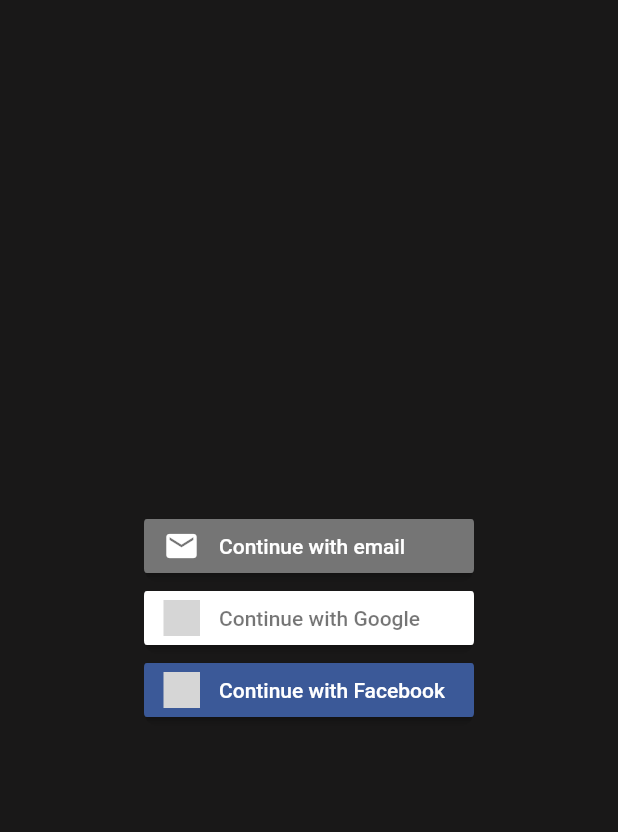
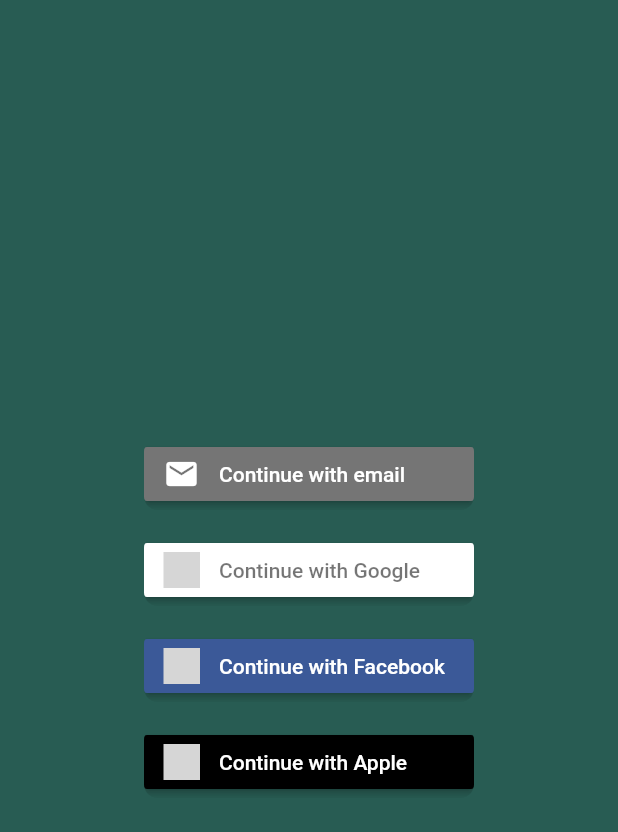
Before and after one commit to dawirashid/login_ui_01, a Flutter app: the screen it shows after launch, on a phone screen of 412 x 824 dp. Shown: the top 832 px of the screen. Run offline on Flutter 3.47's test engine with Material 2 defaults, Android fonts, the phone set to English and light mode, and no system bars; our stand-ins replace flutter_signin_button; grey boxes are pictures that could not be loaded.

Commit message:
add Apple button

```diff
--- a/lib/HomePage.dart
+++ b/lib/HomePage.dart
@@ -14,33 +14,54 @@
   @override
   Widget build(BuildContext context) {
     return Scaffold(
-      backgroundColor: const Color(0xeb050404),
+      backgroundColor: const Color(0xeb164e44),
       body: Center(
         child: Column(
           mainAxisAlignment: MainAxisAlignment.center,
           children: [
-            ClipRRect(
+            Padding(
+              padding: const EdgeInsets.all(8.0),
+              child: ClipRRect(
                 borderRadius: const BorderRadius.all(Radius.circular(9)),
+                // box curves
                 child: SignInButton(
                   Buttons.Email,
                   text: 'Continue with email',
-                onPressed: (){},
+                  onPressed: () {},
                 ),
               ),
-            ClipRRect(
+            ),
+            Padding(
+              padding: const EdgeInsets.all(8.0),
+              child: ClipRRect(
                 borderRadius: const BorderRadius.all(Radius.circular(9)),
                 child: SignInButton(
                   Buttons.Google,
                   text: 'Continue with Google ',
-                onPressed: (){},
+                  onPressed: () {},
                 ),
               ),
-            ClipRRect(
+            ),
+            Padding(
+              padding: const EdgeInsets.all(8.0),
+              child: ClipRRect(
                 borderRadius: const BorderRadius.all(Radius.circular(9)),
                 child: SignInButton(
                   Buttons.Facebook,
                   text: 'Continue with Facebook',
-                onPressed: (){},
+                  onPressed: () {},
+                ),
+              ),
+            ),
+            Padding(
+              padding: const EdgeInsets.all(8.0),
+              child: ClipRRect(
+                borderRadius: const BorderRadius.all(Radius.circular(9)),
+                child: SignInButton(
+                  Buttons.AppleDark,
+                  text: 'Continue with Apple',
+                  onPressed: () {},
+                ),
               ),
             ),
           ],
--- a/lib/main.dart
+++ b/lib/main.dart
@@ -13,6 +13,7 @@
   @override
   Widget build(BuildContext context) {
     return const MaterialApp(
+      debugShowCheckedModeBanner: false,
       home: HomePage(),
     );
   }
```
Lines whose indentation alone changed are shown as unchanged.
